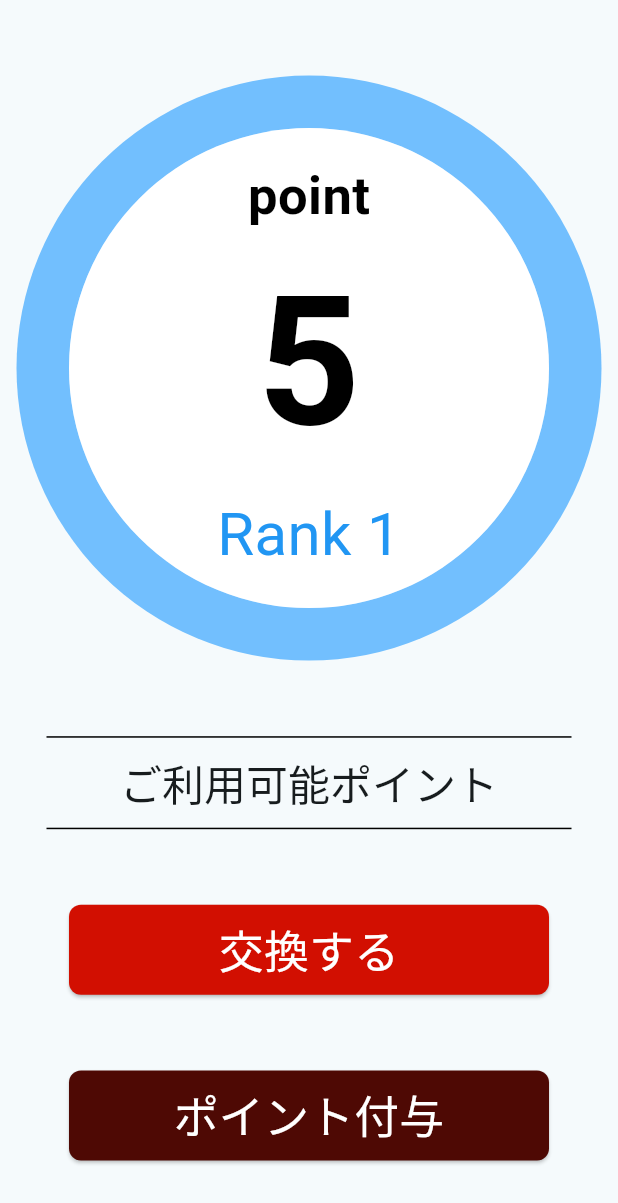
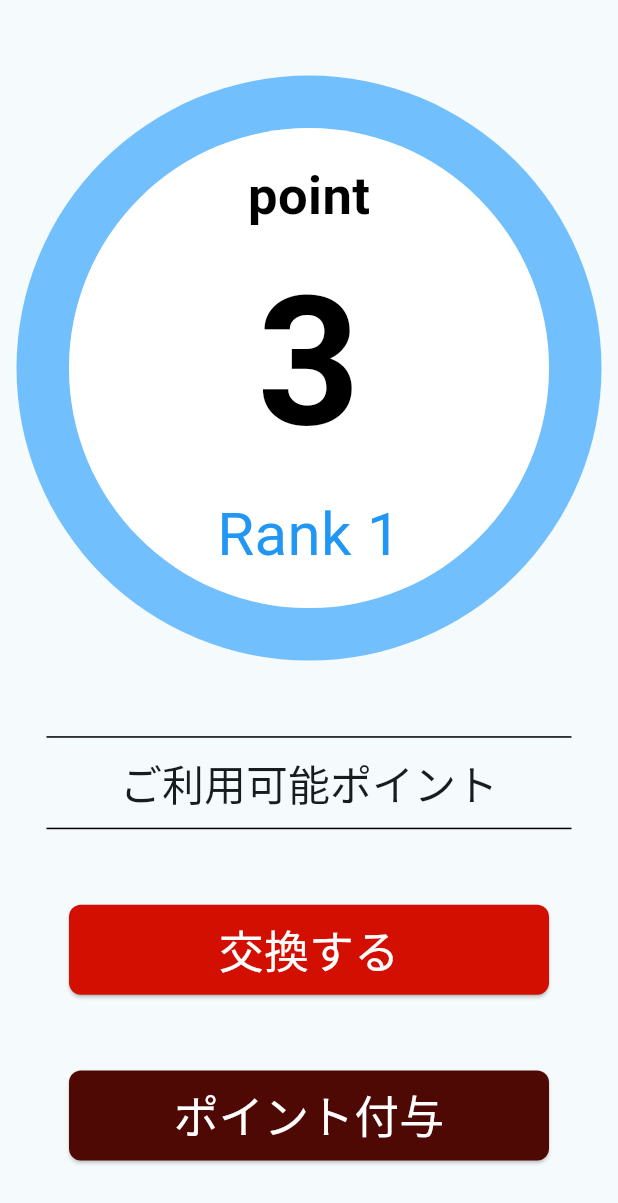
Before and after one commit to nyagasan/pd_app_new, a Flutter app: the HomePage widget shown alone on an empty page, opened directly, after a tap on "ポイント付与", on a phone screen of 412 x 824 dp. Shown: the top 1203 px of the screen. Run offline on Flutter 3.47's test engine with Material 3 defaults, Android fonts, the phone set to English and light mode, and no system bars.

Commit message:
feat: ポイント付与ロジックを追加

```diff
--- a/lib/pages/home_page.dart
+++ b/lib/pages/home_page.dart
@@ -54,7 +54,7 @@ class HomePage extends StatelessWidget {
                         // ToDo：ここにポイント数を表示する
                         // 仮で5を表示
                         Text(
-                          '5',
+                          '${user.point}',
                           style: TextStyle(
                             fontSize: 120,
                             fontWeight: FontWeight.bold,
@@ -114,8 +114,12 @@ class HomePage extends StatelessWidget {
             ),
           ),
           Spacer(),
+          // ポイント付与ボタン
           ElevatedButton(
-            onPressed: () {},
+            onPressed: () {
+              // ポイント付与
+              user.addPoint();
+            },
             child: Text('ポイント付与',
                 style: TextStyle(
                   color: Colors.white,
```
Also changed, not shown: lib/app.dart (+21 -6 lines).
